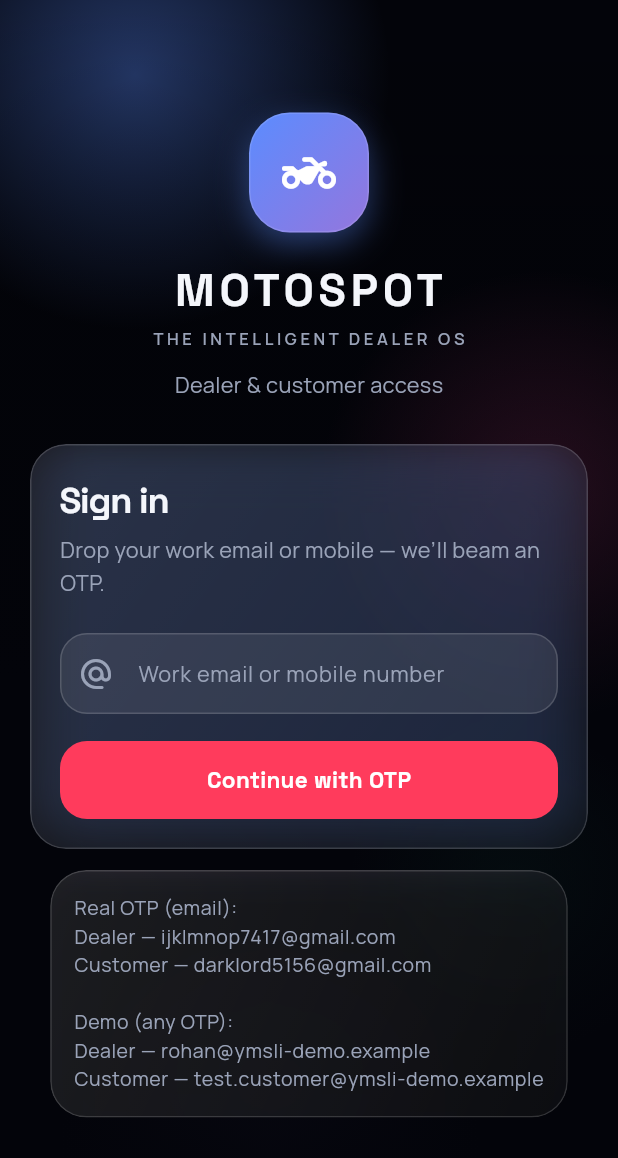
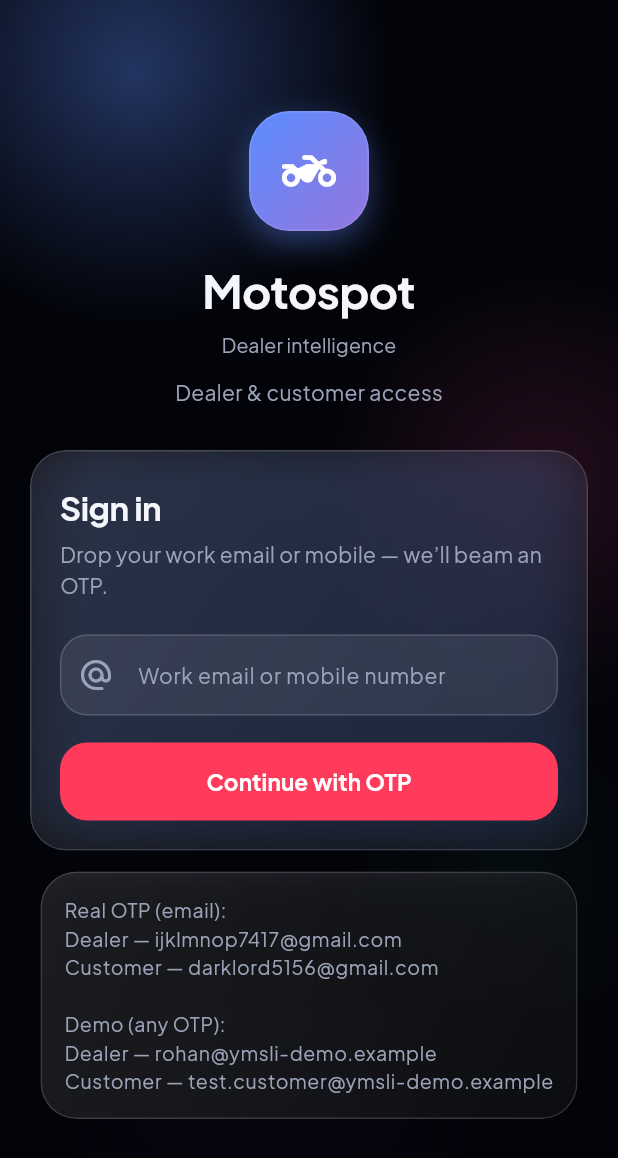
Before and after one commit to nakshatra-ym/motosmart-app2.0, a Flutter app: the screen it shows after launch, after a tap on "Dealer login", on a phone screen of 412 x 824 dp. Shown: the top 1158 px of the screen. Run offline on Flutter 3.47's test engine with Material 3 defaults, Android fonts, the phone set to English and light mode, and no system bars; our stand-ins replace dio, flutter_riverpod, flutter_secure_storage, go_router, google_fonts, permission_handler; missing offline and left inert: flutter_blue_classic; network calls fail.

Commit message:
Fix white flash on launch and switch to Plus Jakarta Sans for cleaner typography.
Co-authored-by: Cursor <cursoragent@cursor.com>

```diff
--- a/lib/core/config/theme.dart
+++ b/lib/core/config/theme.dart
@@ -76,57 +76,79 @@ class AppTheme {
   static ThemeData get light => dark; // app is dark-first
 
   static ThemeData get dark {
-    final display = GoogleFonts.spaceGroteskTextTheme(ThemeData.dark().textTheme);
-    final body = GoogleFonts.manropeTextTheme(ThemeData.dark().textTheme);
+    final baseText = GoogleFonts.plusJakartaSansTextTheme(ThemeData.dark().textTheme);
 
-    final textTheme = body.apply(bodyColor: AppColors.ink, displayColor: AppColors.ink).copyWith(
-          displaySmall: display.displaySmall?.copyWith(
+    final textTheme = baseText.apply(bodyColor: AppColors.ink, displayColor: AppColors.ink).copyWith(
+          displaySmall: baseText.displaySmall?.copyWith(
             fontWeight: FontWeight.w700,
-            letterSpacing: -1.4,
-            height: 1.05,
-            color: AppColors.ink,
-            fontSize: 40,
-          ),
-          headlineMedium: display.headlineMedium?.copyWith(
-            fontWeight: FontWeight.w700,
-            letterSpacing: -1.1,
-            height: 1.1,
-            color: AppColors.ink,
-            fontSize: 32,
-          ),
-          headlineSmall: display.headlineSmall?.copyWith(
-            fontWeight: FontWeight.w700,
-            letterSpacing: -0.8,
+            letterSpacing: -0.5,
             height: 1.15,
             color: AppColors.ink,
-            fontSize: 24,
+            fontSize: 34,
           ),
-          titleLarge: display.titleLarge?.copyWith(
+          headlineMedium: baseText.headlineMedium?.copyWith(
+            fontWeight: FontWeight.w700,
+            letterSpacing: -0.4,
+            height: 1.2,
+            color: AppColors.ink,
+            fontSize: 28,
+          ),
+          headlineSmall: baseText.headlineSmall?.copyWith(
             fontWeight: FontWeight.w600,
-            letterSpacing: -0.4,
+            letterSpacing: -0.3,
+            height: 1.25,
+            color: AppColors.ink,
+            fontSize: 22,
+          ),
+          titleLarge: baseText.titleLarge?.copyWith(
+            fontWeight: FontWeight.w600,
+            letterSpacing: -0.2,
             color: AppColors.ink,
             fontSize: 18,
           ),
-          titleMedium: display.titleMedium?.copyWith(
+          titleMedium: baseText.titleMedium?.copyWith(
             fontWeight: FontWeight.w600,
-            letterSpacing: -0.3,
+            letterSpacing: -0.1,
             color: AppColors.ink,
             fontSize: 16,
           ),
-          titleSmall: display.titleSmall?.copyWith(
+          titleSmall: baseText.titleSmall?.copyWith(
             fontWeight: FontWeight.w600,
             color: AppColors.ink,
             fontSize: 14,
           ),
-          bodyLarge: body.bodyLarge?.copyWith(fontSize: 16, height: 1.5, color: AppColors.ink),
-          bodyMedium: body.bodyMedium?.copyWith(fontSize: 14.5, height: 1.5, color: AppColors.inkMuted),
-          bodySmall: body.bodySmall?.copyWith(fontSize: 13, height: 1.45, color: AppColors.inkFaint),
-          labelLarge: display.labelLarge?.copyWith(fontWeight: FontWeight.w600, letterSpacing: 0.2, fontSize: 14),
-          labelMedium: body.labelMedium?.copyWith(fontWeight: FontWeight.w600, color: AppColors.inkMuted),
-          labelSmall: body.labelSmall?.copyWith(
+          bodyLarge: baseText.bodyLarge?.copyWith(
+            fontSize: 16,
+            height: 1.5,
+            color: AppColors.ink,
+            fontWeight: FontWeight.w400,
+          ),
+          bodyMedium: baseText.bodyMedium?.copyWith(
+            fontSize: 14,
+            height: 1.5,
+            color: AppColors.inkMuted,
+            fontWeight: FontWeight.w400,
+          ),
+          bodySmall: baseText.bodySmall?.copyWith(
+            fontSize: 13,
+            height: 1.45,
+            color: AppColors.inkFaint,
+            fontWeight: FontWeight.w400,
+          ),
+          labelLarge: baseText.labelLarge?.copyWith(
             fontWeight: FontWeight.w600,
+            letterSpacing: 0.1,
+            fontSize: 14,
+          ),
+          labelMedium: baseText.labelMedium?.copyWith(
+            fontWeight: FontWeight.w500,
+            color: AppColors.inkMuted,
+            letterSpacing: 0.1,
+          ),
+          labelSmall: baseText.labelSmall?.copyWith(
+            fontWeight: FontWeight.w500,
             color: AppColors.inkFaint,
-            letterSpacing: 0.8,
+            letterSpacing: 0.2,
             fontSize: 11,
           ),
         );
--- a/lib/core/widgets/app_visuals.dart
+++ b/lib/core/widgets/app_visuals.dart
@@ -272,20 +272,20 @@ class MotospotMark extends StatelessWidget {
         ),
         SizedBox(height: compact ? 14 : 22),
         Text(
-          'MOTOSPOT',
+          'Motospot',
           style: Theme.of(context).textTheme.headlineMedium?.copyWith(
                 color: AppColors.ink,
-                fontWeight: FontWeight.w800,
-                letterSpacing: 3.2,
-                fontSize: compact ? 22 : 30,
+                fontWeight: FontWeight.w700,
+                letterSpacing: -0.4,
+                fontSize: compact ? 24 : 30,
               ),
         ),
         const SizedBox(height: 8),
         Text(
-          'THE INTELLIGENT DEALER OS',
-          style: Theme.of(context).textTheme.labelSmall?.copyWith(
+          'Dealer intelligence',
+          style: Theme.of(context).textTheme.bodySmall?.copyWith(
                 color: AppColors.inkMuted,
-                letterSpacing: 2.4,
+                letterSpacing: 0.1,
               ),
         ),
       ],
--- a/lib/main.dart
+++ b/lib/main.dart
@@ -1,4 +1,5 @@
 import 'package:flutter/material.dart';
+import 'package:flutter/services.dart';
 import 'package:flutter_riverpod/flutter_riverpod.dart';
 
 import 'core/config/theme.dart';
@@ -7,6 +8,15 @@ import 'core/widgets/app_visuals.dart';
 import 'core/widgets/shimmer.dart';
 
 void main() {
+  WidgetsFlutterBinding.ensureInitialized();
+  SystemChrome.setSystemUIOverlayStyle(
+    const SystemUiOverlayStyle(
+      statusBarColor: Colors.transparent,
+      statusBarIconBrightness: Brightness.light,
+      systemNavigationBarColor: AppColors.canvasDeep,
+      systemNavigationBarIconBrightness: Brightness.light,
+    ),
+  );
   runApp(const ProviderScope(child: MotoSmartApp()));
 }
 
@@ -18,27 +28,46 @@ class MotoSmartApp extends ConsumerStatefulWidget {
 }
 
 class _MotoSmartAppState extends ConsumerState<MotoSmartApp>
-    with SingleTickerProviderStateMixin {
-  bool _showIntro = true;
-  late final AnimationController _intro = AnimationController(
+    with TickerProviderStateMixin {
+  /// Native splash → branded intro → app. Child is hidden until intro ends
+  /// so shimmer/main never flash underneath a fading overlay.
+  bool _introVisible = true;
+  bool _appVisible = false;
+
+  late final AnimationController _enter = AnimationController(
     vsync: this,
-    duration: const Duration(milliseconds: 1100),
+    duration: const Duration(milliseconds: 650),
+  );
+  late final AnimationController _exit = AnimationController(
+    vsync: this,
+    duration: const Duration(milliseconds: 420),
   );
 
   @override
   void initState() {
     super.initState();
-    // Brief branded opening — one controller, no assets.
-    Future<void>.delayed(const Duration(milliseconds: 900), () async {
+    _runIntro();
+  }
+
+  Future<void> _runIntro() async {
+    await Future<void>.delayed(const Duration(milliseconds: 60));
     if (!mounted) return;
-      await _intro.forward();
-      if (mounted) setState(() => _showIntro = false);
-    });
+    await _enter.forward();
+    await Future<void>.delayed(const Duration(milliseconds: 700));
+    if (!mounted) return;
+    // Mount the real app under the splash, then fade the splash away.
+    setState(() => _appVisible = true);
+    await Future<void>.delayed(const Duration(milliseconds: 24));
+    if (!mounted) return;
+    await _exit.forward();
+    if (!mounted) return;
+    setState(() => _introVisible = false);
   }
 
   @override
   void dispose() {
-    _intro.dispose();
+    _enter.dispose();
+    _exit.dispose();
     super.dispose();
   }
 
@@ -50,19 +79,24 @@ class _MotoSmartAppState extends ConsumerState<MotoSmartApp>
       title: 'Motospot',
       debugShowCheckedModeBanner: false,
       theme: AppTheme.dark,
+      color: AppColors.canvasDeep,
       routerConfig: router,
       builder: (context, child) {
-        return Stack(
+        return ColoredBox(
+          color: AppColors.canvasDeep,
+          child: Stack(
+            fit: StackFit.expand,
             children: [
-            if (child != null) child,
-            if (_showIntro)
+              if (_appVisible && child != null) child,
+              if (_introVisible)
                 FadeTransition(
                   opacity: Tween<double>(begin: 1, end: 0).animate(
-                  CurvedAnimation(parent: _intro, curve: Curves.easeInOutCubic),
+                    CurvedAnimation(parent: _exit, curve: Curves.easeInOut),
                   ),
-                child: const _OpeningSplash(),
+                  child: _OpeningSplash(enter: _enter),
                 ),
             ],
+          ),
         );
       },
     );
@@ -70,33 +104,36 @@ class _MotoSmartAppState extends ConsumerState<MotoSmartApp>
 }
 
 class _OpeningSplash extends StatelessWidget {
-  const _OpeningSplash();
+  const _OpeningSplash({required this.enter});
+
+  final AnimationController enter;
 
   @override
   Widget build(BuildContext context) {
+    final fade = CurvedAnimation(parent: enter, curve: Curves.easeOutCubic);
+    final slide = Tween<Offset>(begin: const Offset(0, 0.04), end: Offset.zero)
+        .animate(CurvedAnimation(parent: enter, curve: Curves.easeOutCubic));
+
     return Material(
       color: AppColors.canvasDeep,
       child: AppPageBackground(
         child: Center(
-          child: TweenAnimationBuilder<double>(
-            tween: Tween(begin: 0.92, end: 1),
-            duration: const Duration(milliseconds: 700),
-            curve: Curves.easeOutBack,
-            builder: (context, scale, child) {
-              return Transform.scale(scale: scale, child: child);
-            },
+          child: FadeTransition(
+            opacity: fade,
+            child: SlideTransition(
+              position: slide,
               child: Column(
                 mainAxisSize: MainAxisSize.min,
                 children: [
                   const MotospotMark(compact: true),
                   const SizedBox(height: 28),
-                const SoftLoader(size: 26, color: AppColors.yamahaBlue),
-                const SizedBox(height: 14),
+                  const SoftLoader(size: 24, color: AppColors.yamahaBlue),
+                  const SizedBox(height: 16),
                   Text(
-                  'Booting the dealer OS…',
-                  style: Theme.of(context).textTheme.labelSmall?.copyWith(
+                    'Starting Motospot',
+                    style: Theme.of(context).textTheme.bodySmall?.copyWith(
                           color: AppColors.inkMuted,
-                        letterSpacing: 1.4,
+                          letterSpacing: 0.2,
                         ),
                   ),
                 ],
@@ -104,6 +141,7 @@ class _OpeningSplash extends StatelessWidget {
             ),
           ),
         ),
+      ),
     );
   }
 }
```
Also changed, not shown: 5 other files. Lines whose indentation alone changed are shown as unchanged.
